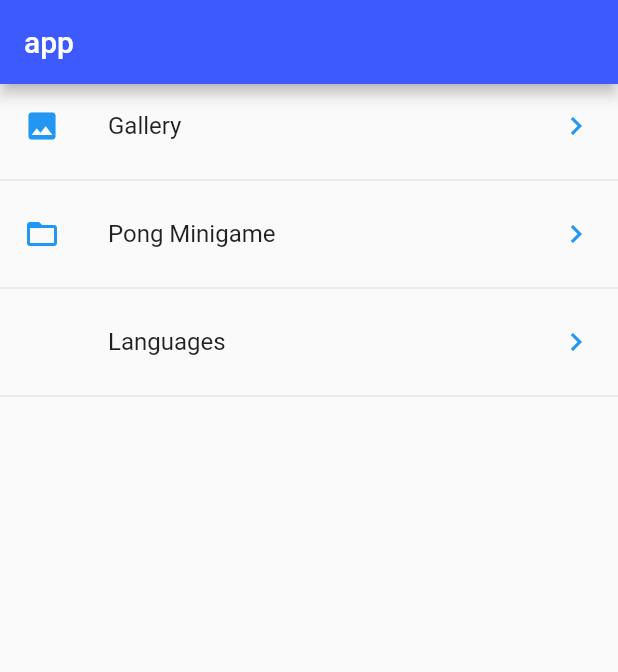
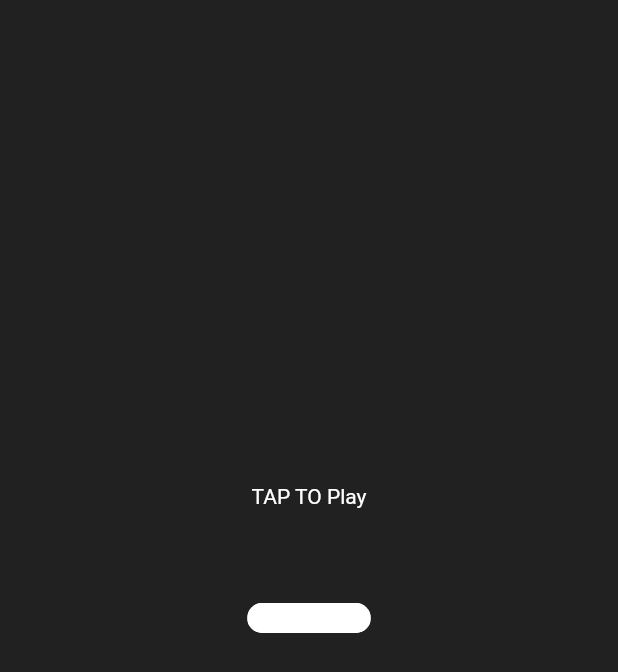
Before and after one commit to AdrianGonzalezB/mobile-app, a Flutter app: the screen it shows after launch, after a tap on "Pong Minigame", on a phone screen of 412 x 824 dp. Shown: the top 672 px of the screen. Run offline on Flutter 3.47's test engine with Material 2 defaults, Android fonts, the phone set to English and light mode, and no system bars; network calls fail.

Commit message:
pongGame
- Añadidas clases de la bola, el bloque  y el texto para empezar
- Añadido la ruta del main de pong
- TODO: terminar el juego y arreglarlo

```diff
--- /dev/null
+++ b/mobile_app/lib/src/pages/ball.dart
@@ -0,0 +1,20 @@
+import 'package:flutter/material.dart';
+
+class MyBall extends StatelessWidget {
+  final x;
+  final y;
+
+  MyBall({this.x, this.y});
+
+  @override
+  Widget build(BuildContext context) {
+    return Container(
+      alignment: Alignment(x, y),
+      child: Container(
+        decoration: BoxDecoration(shape: BoxShape.circle, color: Colors.white),
+        width: 20,
+        height: 20,
+      ),
+    );
+  }
+}
--- /dev/null
+++ b/mobile_app/lib/src/pages/brick.dart
@@ -0,0 +1,23 @@
+import 'package:flutter/material.dart';
+
+class MyBrick extends StatelessWidget {
+  final x;
+  final y;
+
+  MyBrick({this.x, this.y});
+
+  @override
+  Widget build(BuildContext context) {
+    return Container(
+      alignment: Alignment(0, 0),
+      child: ClipRRect(
+        borderRadius: BorderRadius.circular(10),
+        child: Container(
+          color: Colors.white,
+          height: 20,
+          width: MediaQuery.of(context).size.width / 5,
+        ),
+      ),
+    );
+  }
+}
--- /dev/null
+++ b/mobile_app/lib/src/pages/coverscreen.dart
@@ -0,0 +1,17 @@
+import 'package:flutter/material.dart';
+
+class CoverScreen extends StatelessWidget {
+  final bool gameHasStarted;
+
+  CoverScreen({required this.gameHasStarted});
+  @override
+  Widget build(BuildContext context) {
+    return Container(
+      alignment: Alignment(0, -0.2),
+      child: Text(
+        gameHasStarted ? '' : 'TAP TO Play',
+        style: TextStyle(color: Colors.white),
+      ),
+    );
+  }
+}
--- a/mobile_app/lib/src/pages/pages.dart
+++ b/mobile_app/lib/src/pages/pages.dart
@@ -1,2 +1,3 @@
 export 'package:mobile_app/src/pages/home_page.dart';
 export 'package:mobile_app/src/pages/gallery_page.dart';
+export 'package:mobile_app/src/pages/pong_page.dart';
--- /dev/null
+++ b/mobile_app/lib/src/pages/pong_page.dart
@@ -0,0 +1,79 @@
+import 'dart:async';
+
+import 'package:flutter/foundation.dart';
+import 'package:flutter/material.dart';
+import 'package:flutter/services.dart';
+import 'package:mobile_app/src/pages/ball.dart';
+import 'package:mobile_app/src/pages/brick.dart';
+import 'package:mobile_app/src/pages/coverscreen.dart';
+
+class PongGame extends StatefulWidget {
+  @override
+  _PongGameState createState() => _PongGameState();
+}
+
+enum direction { UP, DOWN }
+
+class _PongGameState extends State<PongGame> {
+  double ballX = 0;
+  double ballY = 0;
+  var ballDirection = direction.DOWN;
+
+  bool gameStarted = false;
+  void startGame() {
+    gameStarted = true;
+    Timer.periodic(Duration(microseconds: 1), (timer) {
+      updateDirection();
+      moveBall();
+    });
+  }
+
+  void updateDirection() {
+    setState(() {
+      if (ballY >= 0.9) {
+        ballDirection = direction.UP;
+      } else if (ballY <= -0.9) {
+        ballDirection = direction.DOWN;
+      }
+    });
+  }
+
+  void moveBall() {
+    setState(() {
+      if (ballDirection == direction.DOWN)
+        ballY += 0.1;
+      else if (ballDirection == direction.UP) ballY -= 0.1;
+    });
+  }
+
+  void moveLeft() {}
+
+  void moveRight() {}
+  @override
+  Widget build(BuildContext context) {
+    return RawKeyboardListener(
+      focusNode: FocusNode(),
+      autofocus: true,
+      onKey: (event) {
+        if (event.isKeyPressed(LogicalKeyboardKey.arrowLeft))
+          moveLeft();
+        else if (event.isKeyPressed(LogicalKeyboardKey.arrowRight)) moveRight();
+      },
+      child: GestureDetector(
+        onTap: startGame,
+        child: Scaffold(
+          backgroundColor: Colors.grey[900],
+          body: Center(
+              child: Stack(children: [
+            CoverScreen(
+              gameHasStarted: gameStarted,
+            ),
+            MyBrick(x: 0.0, y: -0.9),
+            MyBrick(x: 0.0, y: 0.9),
+            MyBall(x: 0.0, y: 0.0)
+          ])),
+        ),
+      ),
+    );
+  }
+}
--- a/mobile_app/lib/src/routes/routes.dart
+++ b/mobile_app/lib/src/routes/routes.dart
@@ -5,5 +5,6 @@ Map<String, WidgetBuilder> getRoutes() {
   return <String, WidgetBuilder>{
     '/': (BuildContext context) => HomePage(),
     'gallery': (BuildContext context) => GalleryPage(),
+    'pong': (BuildContext context) => PongGame()
   };
 }
```
